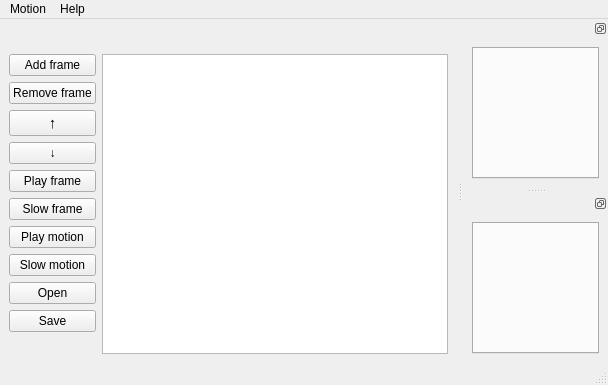
AIS-Bonn/humanoid_op_ros, file src/nimbro/tools/trajectory_editor_2/include/trajectory_editor_2/mainwindow_2.ui: the form before one commit.
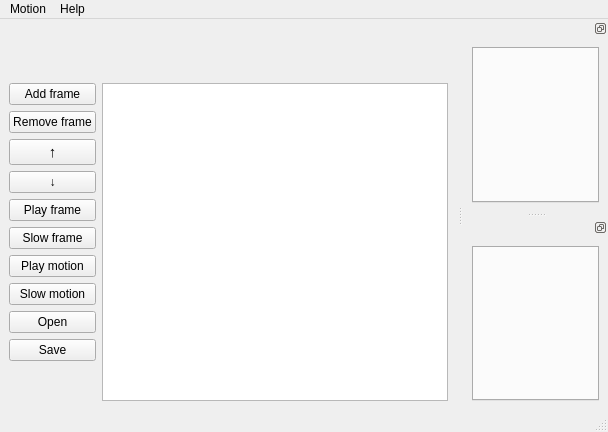
The form after the commit. Custom widgets are drawn as their Qt base class.

```diff
--- a/src/nimbro/tools/trajectory_editor_2/include/trajectory_editor_2/mainwindow_2.ui
+++ b/src/nimbro/tools/trajectory_editor_2/include/trajectory_editor_2/mainwindow_2.ui
@@ -7,7 +7,7 @@
     <x>0</x>
     <y>0</y>
     <width>608</width>
-    <height>385</height>
+    <height>432</height>
    </rect>
   </property>
   <property name="windowTitle">
```
Left out of the diff: 27 changed lines with no effect on the pictures.
